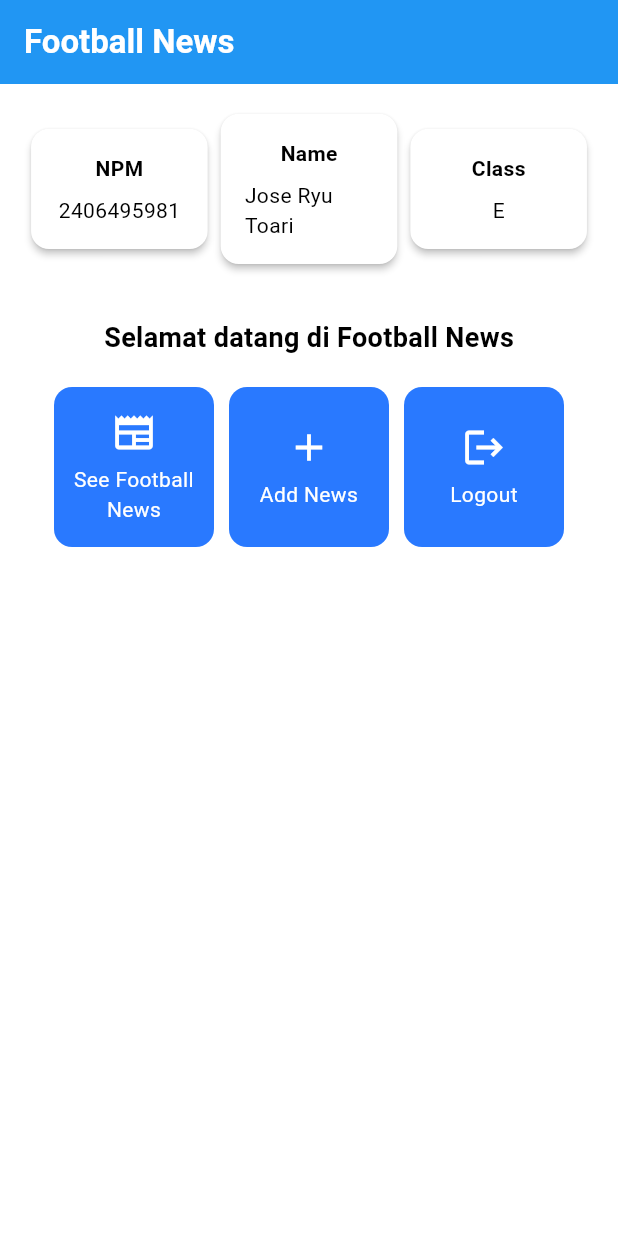
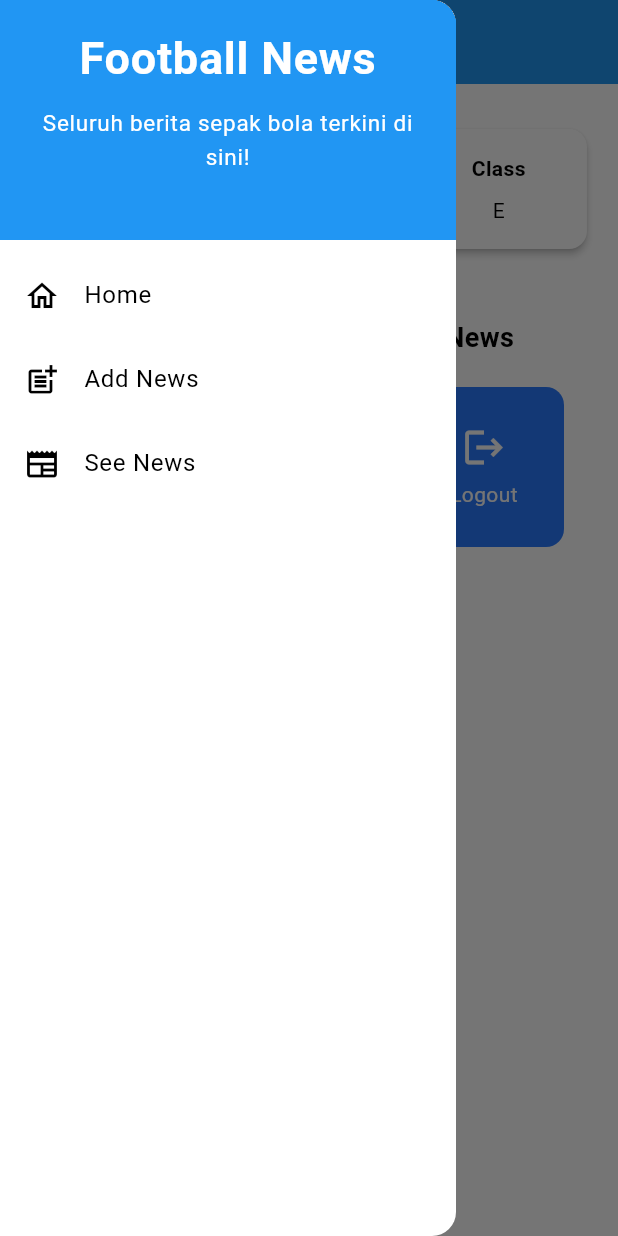
Before and after one commit to Jose-RT/football-news-mobile, a Flutter app: the screen it shows after launch, with the side drawer open (before the commit the screen has no drawer), on a phone screen of 412 x 824 dp. Run offline on Flutter 3.47's test engine with Material 3 defaults, Android fonts, the phone set to English and light mode, and no system bars.

Commit message:
tutorial 7 selesai

```diff
--- a/lib/main.dart
+++ b/lib/main.dart
@@ -1,5 +1,6 @@
 import 'package:flutter/material.dart';
-import 'package:football_news/menu.dart';
+import 'package:football_news/screens/menu.dart';
+
 
 void main() {
   runApp(const MyApp());
--- a/lib/menu.dart
+++ b/lib/screens/menu.dart
@@ -1,4 +1,7 @@
 import 'package:flutter/material.dart';
+import 'package:football_news/widgets/left_drawer.dart';
+import 'package:football_news/widgets/news_card.dart';
+
 class MyHomePage extends StatelessWidget {
     MyHomePage({super.key});
 
@@ -28,6 +31,7 @@ class MyHomePage extends StatelessWidget {
         // Warna latar belakang AppBar diambil dari skema warna tema aplikasi.
         backgroundColor: Theme.of(context).colorScheme.primary,
       ),
+      drawer: LeftDrawer(),
       // Body halaman dengan padding di sekelilingnya.
       body: Padding(
         padding: const EdgeInsets.all(16.0),
@@ -123,63 +127,3 @@ class InfoCard extends StatelessWidget {
     );
   }
 }
-
-class ItemCard extends StatelessWidget {
-  // Menampilkan kartu dengan ikon dan nama.
-
-  final ItemHomepage item;
-
-  const ItemCard(this.item, {super.key});
-
-  @override
-  Widget build(BuildContext context) {
-    return Material(
-      // Menentukan warna latar belakang dari tema aplikasi.
-      color: Theme.of(context).colorScheme.secondary,
-      // Membuat sudut kartu melengkung.
-      borderRadius: BorderRadius.circular(12),
-
-      child: InkWell(
-        // Aksi ketika kartu ditekan.
-        onTap: () {
-          // Menampilkan pesan SnackBar saat kartu ditekan.
-          ScaffoldMessenger.of(context)
-            ..hideCurrentSnackBar()
-            ..showSnackBar(
-              SnackBar(content: Text("Kamu telah menekan tombol ${item.name}!"))
-            );
-        },
-        // Container untuk menyimpan Icon dan Text
-        child: Container(
-          padding: const EdgeInsets.all(8),
-          child: Center(
-            child: Column(
-              // Menyusun ikon dan teks di tengah kartu.
-              mainAxisAlignment: MainAxisAlignment.center,
-              children: [
-                Icon(
-                  item.icon,
-                  color: Colors.white,
-                  size: 30.0,
-                ),
-                const Padding(padding: EdgeInsets.all(3)),
-                Text(
-                  item.name,
-                  textAlign: TextAlign.center,
-                  style: const TextStyle(color: Colors.white),
-                ),
-              ],
-            ),
-          ),
-        ),
-      ),
-    );
-  }
-}
-
-class ItemHomepage {
-    final String name;
-    final IconData icon;
-
-    ItemHomepage(this.name, this.icon);
-}
--- /dev/null
+++ b/lib/widgets/left_drawer.dart
@@ -0,0 +1,74 @@
+import 'package:flutter/material.dart';
+import 'package:football_news/screens/menu.dart';
+import 'package:football_news/screens/newslist_form.dart';
+
+class LeftDrawer extends StatelessWidget {
+  const LeftDrawer({super.key});
+
+  @override
+  Widget build(BuildContext context) {
+    return Drawer(
+      child: ListView(
+        padding: EdgeInsets.zero,
+        children: [
+          const DrawerHeader(
+            decoration: BoxDecoration(color: Colors.blue),
+            child: Column(
+              crossAxisAlignment: CrossAxisAlignment.center,
+              children: [
+                Text(
+                  'Football News',
+                  textAlign: TextAlign.center,
+                  style: TextStyle(
+                    fontSize: 30,
+                    fontWeight: FontWeight.bold,
+                    color: Colors.white,
+                  ),
+                ),
+                SizedBox(height: 10),
+                Text(
+                  'Seluruh berita sepak bola terkini di sini!',
+                  textAlign: TextAlign.center,
+                  style: TextStyle(fontSize: 15, color: Colors.white),
+                ),
+              ],
+            ),
+          ),
+          ListTile(
+            leading: const Icon(Icons.home_outlined),
+            title: const Text('Home'),
+            onTap: () {
+              Navigator.pop(context);
+              Navigator.pushReplacement(
+                context,
+                MaterialPageRoute(builder: (_) => MyHomePage()),
+              );
+            },
+          ),
+          ListTile(
+            leading: const Icon(Icons.post_add),
+            title: const Text('Add News'),
+            onTap: () {
+              Navigator.pop(context);
+              Navigator.pushReplacement(
+                context,
+                MaterialPageRoute(builder: (_) => NewsFormPage()),
+              );
+            },
+          ),
+          ListTile(
+            leading: const Icon(Icons.newspaper),
+            title: const Text('See News'),
+            onTap: () {
+              Navigator.pop(context);
+              Navigator.pushReplacement(
+                context,
+                MaterialPageRoute(builder: (_) => MyHomePage()),
+              );
+            },
+          ),
+        ],
+      ),
+    );
+  }
+}
--- /dev/null
+++ b/lib/widgets/news_card.dart
@@ -0,0 +1,68 @@
+import 'package:flutter/material.dart';
+import 'package:football_news/screens/newslist_form.dart';
+
+class ItemHomepage {
+    final String name;
+    final IconData icon;
+    const ItemHomepage(this.name, this.icon);
+}
+
+class ItemCard extends StatelessWidget {
+  // Menampilkan kartu dengan ikon dan nama.
+
+  final ItemHomepage item;
+  final VoidCallback? onTap;
+  const ItemCard(this.item, {this.onTap, super.key});
+
+  @override
+  Widget build(BuildContext context) {
+    return Material(
+      // Menentukan warna latar belakang dari tema aplikasi.
+      color: Theme.of(context).colorScheme.secondary,
+      // Membuat sudut kartu melengkung.
+      borderRadius: BorderRadius.circular(12),
+
+      child: InkWell(
+        // Aksi ketika kartu ditekan.
+        onTap: () {
+          // Menampilkan pesan SnackBar saat kartu ditekan.
+          ScaffoldMessenger.of(context)
+            ..hideCurrentSnackBar()
+            ..showSnackBar(
+              SnackBar(content: Text("Kamu telah menekan tombol ${item.name}!"))
+            );
+
+          if (item.name == "Lihat Berita") {
+            Navigator.push(
+              context,
+              MaterialPageRoute(builder: (context) => const NewsFormPage()),
+            );
+          }
+        },
+        // Container untuk menyimpan Icon dan Text
+        child: Container(
+          padding: const EdgeInsets.all(8),
+          child: Center(
+            child: Column(
+              // Menyusun ikon dan teks di tengah kartu.
+              mainAxisAlignment: MainAxisAlignment.center,
+              children: [
+                Icon(
+                  item.icon,
+                  color: Colors.white,
+                  size: 30.0,
+                ),
+                const Padding(padding: EdgeInsets.all(3)),
+                Text(
+                  item.name,
+                  textAlign: TextAlign.center,
+                  style: const TextStyle(color: Colors.white),
+                ),
+              ],
+            ),
+          ),
+        ),
+      ),
+    );
+  }
+}
```
Also changed, not shown: form_sample/analysis_options.yaml (added, +28 -0 lines), form_sample/lib/main.dart (added, +64 -0 lines), form_sample/pubspec.yaml (added, +89 -0 lines), lib/screens/newslist_form.dart (added, +184 -0 lines), form_sample/pubspec.lock (added), 124 other files.
